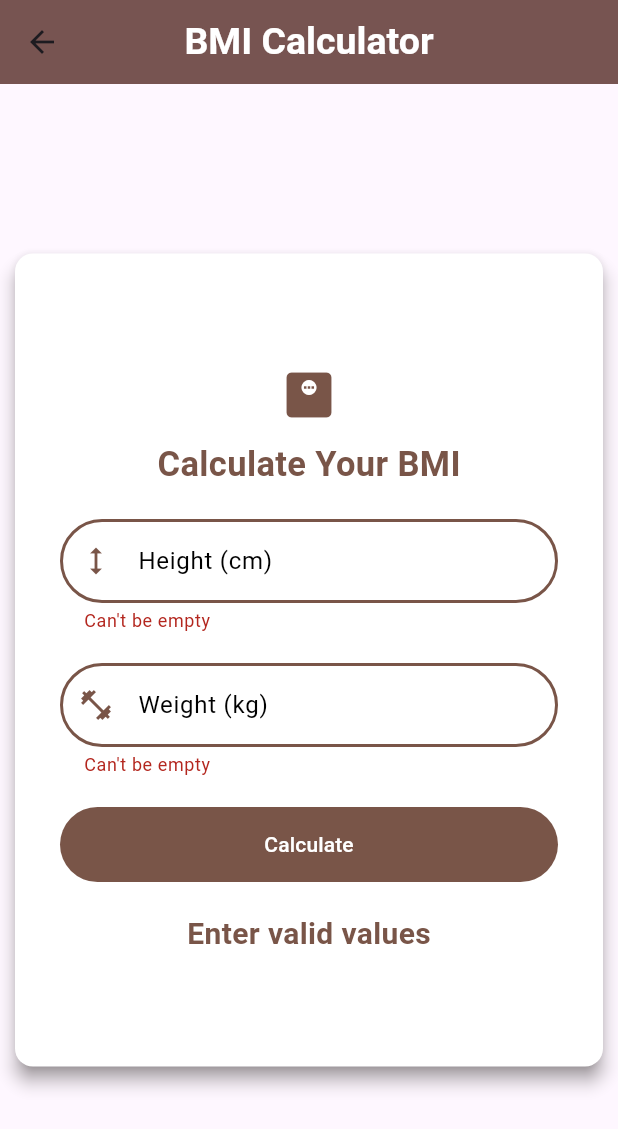
After one commit to Tahia1/BMI_Calculator2, a Flutter app: the BMICalculatorPage screen opened directly, after a tap on "Calculate", on a phone screen of 412 x 824 dp. The commit adds this screen. Shown: the top 1129 px of the screen. Run offline on Flutter 3.47's test engine with Material 3 defaults, Android fonts, the phone set to English and light mode, and no system bars.

Commit message:
update project

```diff
--- /dev/null
+++ b/lib/bmi_calculator_page.dart
@@ -0,0 +1,164 @@
+import 'package:flutter/material.dart';
+
+class BMICalculatorPage extends StatefulWidget {
+  const BMICalculatorPage({super.key});
+
+  @override
+  State<BMICalculatorPage> createState() => _BMICalculatorPageState();
+}
+
+class _BMICalculatorPageState extends State<BMICalculatorPage> {
+  final TextEditingController heightController = TextEditingController();
+  final TextEditingController weightController = TextEditingController();
+
+  double? bmiResult;
+  String? errorTextHeight;
+  String? errorTextWeight;
+
+  void calculateBMI() {
+    final heightText = heightController.text;
+    final weightText = weightController.text;
+
+    final double? height = double.tryParse(heightText);
+    final double? weight = double.tryParse(weightText);
+
+    setState(() {
+      errorTextHeight = heightText.isEmpty ? "Can't be empty" : null;
+      errorTextWeight = weightText.isEmpty ? "Can't be empty" : null;
+
+      if (height != null && weight != null && height > 0) {
+        bmiResult = weight / ((height / 100) * (height / 100));
+      } else {
+        bmiResult = null;
+      }
+    });
+  }
+
+  @override
+  void dispose() {
+    heightController.dispose();
+    weightController.dispose();
+    super.dispose();
+  }
+
+  @override
+  Widget build(BuildContext context) {
+    final border = OutlineInputBorder(
+      borderSide: const BorderSide(
+        color: Colors.brown,
+        width: 2,
+        style: BorderStyle.solid,
+      ),
+      borderRadius: const BorderRadius.all(Radius.circular(40)),
+    );
+
+    final textStyle = const TextStyle(
+      color: Colors.brown,
+      fontSize: 23,
+      fontWeight: FontWeight.bold,
+    );
+
+    return Scaffold(
+      appBar: AppBar(
+        title: const Text(
+          "BMI Calculator",
+          style: TextStyle(
+            color: Colors.white,
+            fontSize: 25,
+            fontWeight: FontWeight.bold,
+          ),
+        ),
+        elevation: 5,
+        centerTitle: true,
+        backgroundColor: Colors.brown,
+      ),
+      body: Center(
+        child: SizedBox(
+          width: 400,
+          height: 550,
+          child: Card(
+            elevation: 5,
+            shadowColor: const Color.fromARGB(255, 104, 95, 95),
+            color: const Color.fromARGB(255, 255, 255, 255),
+            child: Padding(
+              padding: const EdgeInsets.all(30.0),
+              child: Column(
+                mainAxisAlignment: MainAxisAlignment.center,
+                children: [
+                  const Icon(Icons.monitor_weight, size: 40, color: Colors.brown),
+                  const SizedBox(height: 10),
+                  Text("Calculate Your BMI", style: textStyle),
+                  const SizedBox(height: 20),
+                  TextField(
+                    controller: heightController,
+                    style: const TextStyle(color: Colors.black),
+                    decoration: InputDecoration(
+                      errorText: errorTextHeight,
+                      errorBorder: border,
+                      focusedErrorBorder: border,
+                      label: const Text("Height (cm)"),
+                      labelStyle: const TextStyle(color: Colors.black),
+                      hintText: "Enter height in cm",
+                      prefixIcon: const Icon(Icons.height),
+                      prefixIconColor: Colors.brown,
+                      focusedBorder: border,
+                      enabledBorder: OutlineInputBorder(
+                        borderRadius: const BorderRadius.all(
+                          Radius.circular(40),
+                        ),
+                      ),
+                    ),
+                    keyboardType: TextInputType.numberWithOptions(decimal: true),
+                  ),
+                  const SizedBox(height: 20),
+                  TextField(
+                    controller: weightController,
+                    style: const TextStyle(color: Colors.black),
+                    decoration: InputDecoration(
+                      errorText: errorTextWeight,
+                      errorBorder: border,
+                      focusedErrorBorder: border,
+                      label: const Text("Weight (kg)"),
+                      labelStyle: const TextStyle(color: Colors.black),
+                      hintText: "Enter weight in kg",
+                      prefixIcon: const Icon(Icons.fitness_center),
+                      prefixIconColor: Colors.brown,
+                      focusedBorder: border,
+                      enabledBorder: OutlineInputBorder(
+                        borderRadius: const BorderRadius.all(
+                          Radius.circular(40),
+                        ),
+                      ),
+                    ),
+                    keyboardType: TextInputType.numberWithOptions(decimal: true),
+                  ),
+                  const SizedBox(height: 20),
+                  TextButton(
+                    onPressed: calculateBMI,
+                    style: TextButton.styleFrom(
+                      backgroundColor: Colors.brown,
+                      foregroundColor: Colors.white,
+                      minimumSize: const Size(double.infinity, 50),
+                    ),
+                    child: const Text("Calculate"),
+                  ),
+                  const SizedBox(height: 20),
+                  Text(
+                    bmiResult != null
+                        ? 'Your BMI is: ${bmiResult!.toStringAsFixed(2)}'
+                        : 'Enter valid values',
+                    style: const TextStyle(
+                      color: Colors.brown,
+                      fontSize: 20,
+                      fontWeight: FontWeight.bold,
+                    ),
+                  ),
+                ],
+              ),
+            ),
+          ),
+        ),
+      ),
+    );
+  }
+}
--- a/lib/login_page.dart
+++ b/lib/login_page.dart
@@ -1,6 +1,7 @@
 import 'package:flutter/material.dart';
 import 'listview_page.dart';
 import 'gridview_page.dart';
+import 'bmi_calculator_page.dart'; // Import BMI Calculator Page
 
 class LoginPage extends StatefulWidget {
   const LoginPage({super.key});
@@ -13,17 +14,21 @@ class _LoginPageState extends State<LoginPage> {
   final TextEditingController emailController = TextEditingController();
   final TextEditingController passwordController = TextEditingController();
 
-  // Method to check if email and password are filled
+  // Only check login fields for BMI Calculator
   bool _isLoginInputValid() {
     return emailController.text.isNotEmpty && passwordController.text.isNotEmpty;
   }
 
-  void _handleNavigation(Widget page) {
+  void _goToPage(Widget page) {
+    Navigator.push(context, MaterialPageRoute(builder: (context) => page));
+  }
+
+  void _goToBmiCalculator() {
     if (_isLoginInputValid()) {
-      Navigator.push(context, MaterialPageRoute(builder: (context) => page));
+      _goToPage(const BMICalculatorPage());
     } else {
       ScaffoldMessenger.of(context).showSnackBar(
-        const SnackBar(content: Text('Please enter email and password first.')),
+        const SnackBar(content: Text('Please enter email and password to continue to BMI Calculator.')),
       );
     }
   }
@@ -61,13 +66,18 @@ class _LoginPageState extends State<LoginPage> {
               ),
               const SizedBox(height: 30),
               ElevatedButton(
-                onPressed: () => _handleNavigation(const ListviewPage()),
+                onPressed: () => _goToPage(const ListviewPage()),
                 child: const Text('Go to List View'),
               ),
               const SizedBox(height: 15),
               ElevatedButton(
-                onPressed: () => _handleNavigation(const GridviewPage()),
+                onPressed: () => _goToPage(const GridviewPage()),
                 child: const Text('Go to Grid View'),
+              ),
+              const SizedBox(height: 15),
+              ElevatedButton(
+                onPressed: _goToBmiCalculator,
+                child: const Text('Go to BMI Calculator'),
               ),
             ],
           ),
```
